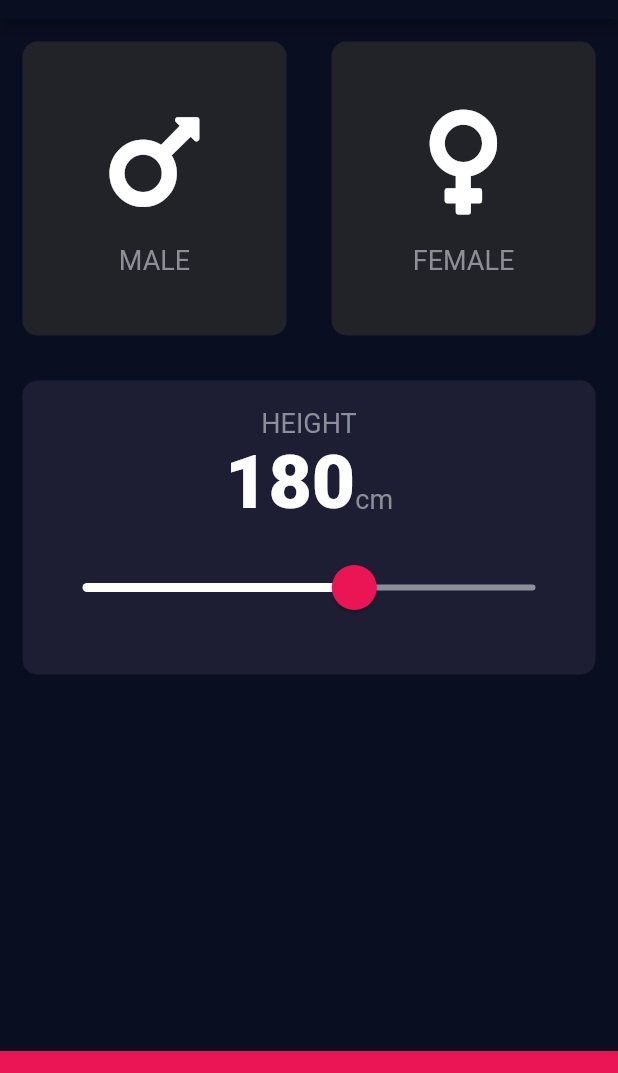
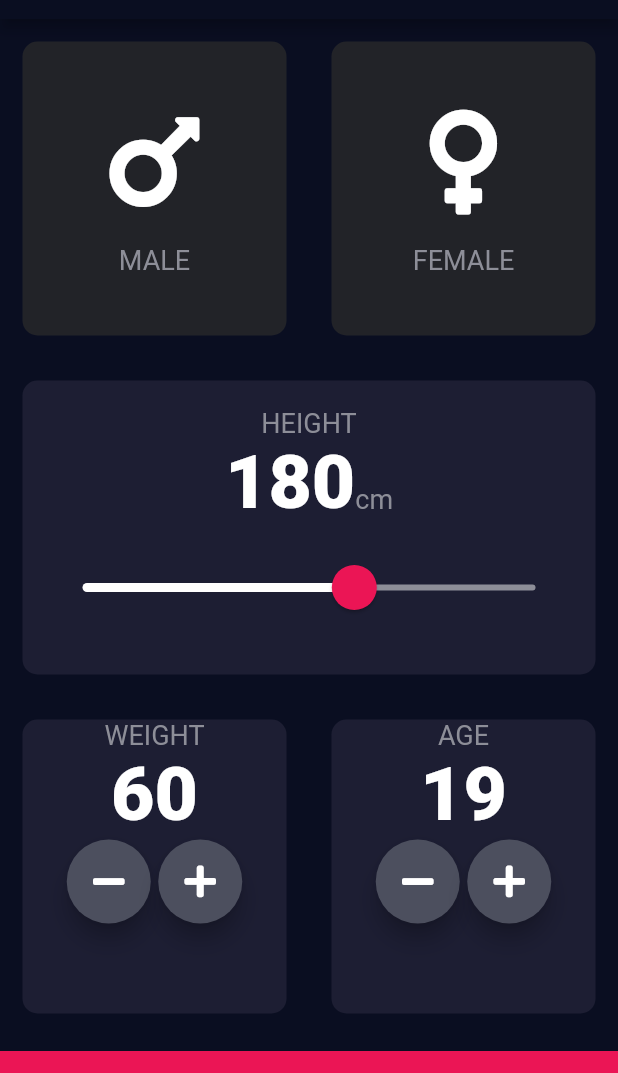
Before and after one commit to TrongBinhLe/flutter-BMI_Caculator, a Flutter app: the screen it shows after launch, on a phone screen of 412 x 824 dp, the part 65-1138 px from its top. Run offline on Flutter 3.47's test engine with Material 2 defaults, Android fonts, the phone set to English and light mode, and no system bars; our stand-ins replace font_awesome_flutter.

```diff
--- a/lib/input_page.dart
+++ b/lib/input_page.dart
@@ -18,6 +18,8 @@ class InputPage extends StatefulWidget {
 class _InputPageState extends State<InputPage> {
   Gender selectedGender;
   int height = 180;
+  int weight = 60;
+  int age = 19;
 
   // Color maleCardColor = inactiveCardColor;
   // Color femaleCardColor = inactiveCardColor;
@@ -146,10 +148,88 @@ class _InputPageState extends State<InputPage> {
             child: Row(
               children: [
                 Expanded(
-                  child: ReusableCard(),
+                  child: ReusableCard(
+                    onPress: () {},
+                    colour: kActiveCardColor,
+                    childCard: Column(
+                      children: [
+                        Text(
+                          'WEIGHT',
+                          style: kLabelTextStyle,
+                        ),
+                        Text(
+                          weight.toString(),
+                          style: kNumberTextStyle,
+                        ),
+                        Row(
+                          mainAxisAlignment: MainAxisAlignment.center,
+                          children: [
+                            RoundIconButton(
+                              icon: FontAwesomeIcons.minus,
+                              onPressed: () {
+                                setState(() {
+                                  weight--;
+                                });
+                              },
+                            ),
+                            SizedBox(
+                              width: 5.0,
+                            ),
+                            RoundIconButton(
+                              icon: FontAwesomeIcons.plus,
+                              onPressed: () {
+                                setState(() {
+                                  weight++;
+                                });
+                              },
+                            ),
+                          ],
+                        )
+                      ],
+                    ),
+                  ),
                 ),
                 Expanded(
-                  child: ReusableCard(),
+                  child: ReusableCard(
+                    onPress: () {},
+                    colour: kActiveCardColor,
+                    childCard: Column(
+                      children: [
+                        Text(
+                          'AGE',
+                          style: kLabelTextStyle,
+                        ),
+                        Text(
+                          age.toString(),
+                          style: kNumberTextStyle,
+                        ),
+                        Row(
+                          mainAxisAlignment: MainAxisAlignment.center,
+                          children: [
+                            RoundIconButton(
+                              onPressed: () {
+                                setState(() {
+                                  age--;
+                                });
+                              },
+                              icon: FontAwesomeIcons.minus,
+                            ),
+                            SizedBox(
+                              width: 5.0,
+                            ),
+                            RoundIconButton(
+                              onPressed: () {
+                                setState(() {
+                                  age++;
+                                });
+                              },
+                              icon: FontAwesomeIcons.plus,
+                            )
+                          ],
+                        )
+                      ],
+                    ),
+                  ),
                 ),
               ],
             ),
@@ -165,3 +245,26 @@ class _InputPageState extends State<InputPage> {
     );
   }
 }
+
+class RoundIconButton extends StatelessWidget {
+  final IconData icon;
+  final Function onPressed;
+  RoundIconButton({@required this.icon, @required this.onPressed});
+
+  @override
+  Widget build(BuildContext context) {
+    return RawMaterialButton(
+      elevation: 6.0,
+      child: Icon(icon),
+      constraints: BoxConstraints.tightFor(
+        height: 56.0,
+        width: 56.0,
+      ),
+      shape: CircleBorder(),
+      fillColor: Color(0xFF4C4F5E),
+      onPressed: () {
+        onPressed();
+      },
+    );
+  }
+}
```
